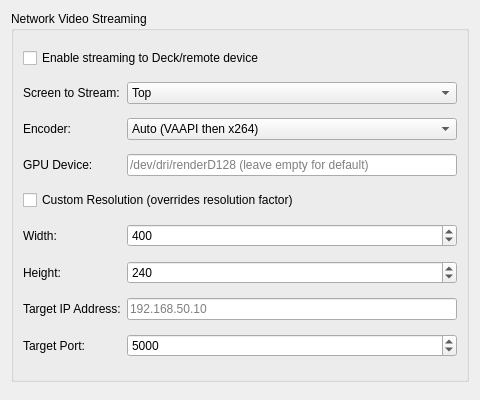
The window that src/citra_qt/configuration/configure_streaming.ui (phly95/azahar-upad) describes before a commit, drawn with Qt 5.
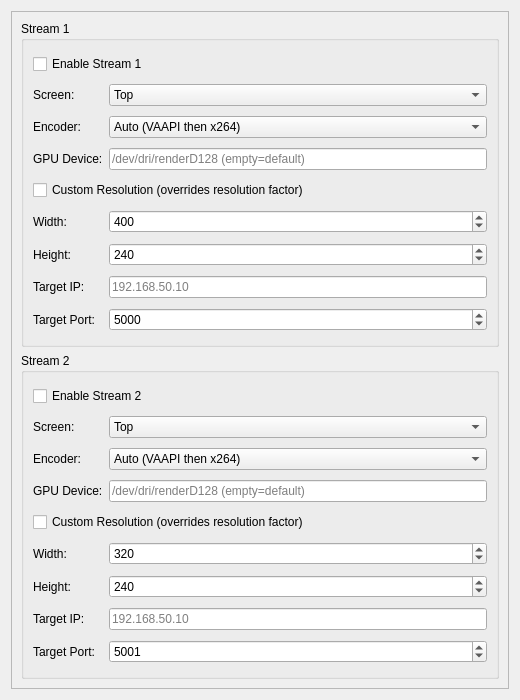
The same window after the commit.

Commit message:
Add dual stream support: independent screen/encoder/port per stream
- Add Stream 2 with its own settings (screen, encoder, GPU device,
  custom resolution, target IP/port).
- Refactor frame_streamer to array<StreamState, 2> with per-stream
  state tracking.
- UpdateStreaming() now calls UpdateStream(i) for each stream.
- SwapBuffers renders separate SingleFrameLayout composites per stream
  and pushes to each active pipeline.
- Remove SetFrameStreamer from rasterizer (blit moved to SwapBuffers).
- UI: scrollable group boxes for Stream 1 and Stream 2.

The edit to the form file:
```diff
--- a/src/citra_qt/configuration/configure_streaming.ui
+++ b/src/citra_qt/configuration/configure_streaming.ui
@@ -3,41 +3,34 @@
  <class>ConfigureStreaming</class>
  <widget class="QWidget" name="ConfigureStreaming">
   <property name="geometry">
-   <rect><x>0</x><y>0</y><width>480</width><height>400</height></rect>
+   <rect><x>0</x><y>0</y><width>520</width><height>700</height></rect>
   </property>
   <layout class="QVBoxLayout" name="verticalLayout">
    <item>
-    <widget class="QGroupBox" name="streaming_group">
-     <property name="title">
-      <string>Network Video Streaming</string>
-     </property>
-     <layout class="QGridLayout" name="gridLayout">
+    <widget class="QScrollArea" name="scrollArea">
+     <property name="widgetResizable"><bool>true</bool></property>
+     <widget class="QWidget" name="scrollContents">
+      <layout class="QVBoxLayout" name="scrollLayout">
+
+       <!-- Stream 1 -->
+       <item>
+        <widget class="QGroupBox" name="stream1_group">
+         <property name="title"><string>Stream 1</string></property>
+         <layout class="QGridLayout" name="gridLayout1">
       <item row="0" column="0" colspan="2">
        <widget class="QCheckBox" name="streaming_enabled_check">
-        <property name="text">
-         <string>Enable streaming to Deck/remote device</string>
-        </property>
+            <property name="text"><string>Enable Stream 1</string></property>
        </widget>
       </item>
       <item row="1" column="0">
        <widget class="QLabel" name="streaming_screen_label">
-        <property name="text">
-         <string>Screen to Stream:</string>
-        </property>
+            <property name="text"><string>Screen:</string></property>
        </widget>
       </item>
       <item row="1" column="1">
        <widget class="QComboBox" name="streaming_screen_combo">
-        <item>
-         <property name="text">
-          <string>Top</string>
-         </property>
-        </item>
-        <item>
-         <property name="text">
-          <string>Bottom</string>
-         </property>
-        </item>
+            <item><property name="text"><string>Top</string></property></item>
+            <item><property name="text"><string>Bottom</string></property></item>
        </widget>
       </item>
       <item row="2" column="0">
@@ -49,31 +42,11 @@
       </item>
       <item row="2" column="1">
        <widget class="QComboBox" name="streaming_encoder_combo">
-        <item>
-         <property name="text">
-          <string>Auto (VAAPI then x264)</string>
-         </property>
-        </item>
-        <item>
-         <property name="text">
-          <string>VAAPI</string>
-         </property>
-        </item>
-        <item>
-         <property name="text">
-          <string>VAAPI Low Power</string>
-         </property>
-        </item>
-        <item>
-         <property name="text">
-          <string>x264 (Software)</string>
-         </property>
-        </item>
-        <item>
-         <property name="text">
-          <string>OpenH264 (Software)</string>
-         </property>
-        </item>
+            <item><property name="text"><string>Auto (VAAPI then x264)</string></property></item>
+            <item><property name="text"><string>VAAPI</string></property></item>
+            <item><property name="text"><string>VAAPI Low Power</string></property></item>
+            <item><property name="text"><string>x264 (Software)</string></property></item>
+            <item><property name="text"><string>OpenH264 (Software)</string></property></item>
        </widget>
       </item>
       <item row="3" column="0">
@@ -85,9 +58,7 @@
       </item>
       <item row="3" column="1">
        <widget class="QLineEdit" name="streaming_gpu_edit">
-        <property name="placeholderText">
-         <string>/dev/dri/renderD128 (leave empty for default)</string>
-        </property>
+            <property name="placeholderText"><string>/dev/dri/renderD128 (empty=default)</string></property>
        </widget>
       </item>
       <item row="4" column="0" colspan="2">
@@ -127,9 +98,7 @@
       </item>
       <item row="7" column="0">
        <widget class="QLabel" name="target_ip_label">
-        <property name="text">
-         <string>Target IP Address:</string>
-        </property>
+            <property name="text"><string>Target IP:</string></property>
        </widget>
       </item>
       <item row="7" column="1">
@@ -156,12 +125,110 @@
      </layout>
     </widget>
    </item>
+
+       <!-- Stream 2 -->
    <item>
-    <spacer name="verticalSpacer">
-     <property name="orientation">
-      <enum>Qt::Vertical</enum>
-     </property>
-    </spacer>
+        <widget class="QGroupBox" name="stream2_group">
+         <property name="title"><string>Stream 2</string></property>
+         <layout class="QGridLayout" name="gridLayout2">
+          <item row="0" column="0" colspan="2">
+           <widget class="QCheckBox" name="streaming_enabled_2_check">
+            <property name="text"><string>Enable Stream 2</string></property>
+           </widget>
+          </item>
+          <item row="1" column="0">
+           <widget class="QLabel" name="streaming_screen_2_label">
+            <property name="text"><string>Screen:</string></property>
+           </widget>
+          </item>
+          <item row="1" column="1">
+           <widget class="QComboBox" name="streaming_screen_2_combo">
+            <item><property name="text"><string>Top</string></property></item>
+            <item><property name="text"><string>Bottom</string></property></item>
+           </widget>
+          </item>
+          <item row="2" column="0">
+           <widget class="QLabel" name="streaming_encoder_2_label">
+            <property name="text"><string>Encoder:</string></property>
+           </widget>
+          </item>
+          <item row="2" column="1">
+           <widget class="QComboBox" name="streaming_encoder_2_combo">
+            <item><property name="text"><string>Auto (VAAPI then x264)</string></property></item>
+            <item><property name="text"><string>VAAPI</string></property></item>
+            <item><property name="text"><string>VAAPI Low Power</string></property></item>
+            <item><property name="text"><string>x264 (Software)</string></property></item>
+            <item><property name="text"><string>OpenH264 (Software)</string></property></item>
+           </widget>
+          </item>
+          <item row="3" column="0">
+           <widget class="QLabel" name="streaming_gpu_2_label">
+            <property name="text"><string>GPU Device:</string></property>
+           </widget>
+          </item>
+          <item row="3" column="1">
+           <widget class="QLineEdit" name="streaming_gpu_2_edit">
+            <property name="placeholderText"><string>/dev/dri/renderD128 (empty=default)</string></property>
+           </widget>
+          </item>
+          <item row="4" column="0" colspan="2">
+           <widget class="QCheckBox" name="streaming_custom_res_2_check">
+            <property name="text"><string>Custom Resolution (overrides resolution factor)</string></property>
+           </widget>
+          </item>
+          <item row="5" column="0">
+           <widget class="QLabel" name="streaming_width_2_label">
+            <property name="text"><string>Width:</string></property>
+           </widget>
+          </item>
+          <item row="5" column="1">
+           <widget class="QSpinBox" name="streaming_width_2_spin">
+            <property name="minimum"><number>64</number></property>
+            <property name="maximum"><number>3840</number></property>
+            <property name="value"><number>320</number></property>
+           </widget>
+          </item>
+          <item row="6" column="0">
+           <widget class="QLabel" name="streaming_height_2_label">
+            <property name="text"><string>Height:</string></property>
+           </widget>
+          </item>
+          <item row="6" column="1">
+           <widget class="QSpinBox" name="streaming_height_2_spin">
+            <property name="minimum"><number>64</number></property>
+            <property name="maximum"><number>2160</number></property>
+            <property name="value"><number>240</number></property>
+           </widget>
+          </item>
+          <item row="7" column="0">
+           <widget class="QLabel" name="target_ip_2_label">
+            <property name="text"><string>Target IP:</string></property>
+           </widget>
+          </item>
+          <item row="7" column="1">
+           <widget class="QLineEdit" name="target_ip_2_edit">
+            <property name="placeholderText"><string>192.168.50.10</string></property>
+           </widget>
+          </item>
+          <item row="8" column="0">
+           <widget class="QLabel" name="target_port_2_label">
+            <property name="text"><string>Target Port:</string></property>
+           </widget>
+          </item>
+          <item row="8" column="1">
+           <widget class="QSpinBox" name="target_port_2_spin">
+            <property name="minimum"><number>1</number></property>
+            <property name="maximum"><number>65535</number></property>
+            <property name="value"><number>5001</number></property>
+           </widget>
+          </item>
+         </layout>
+        </widget>
+       </item>
+
+      </layout>
+     </widget>
+    </widget>
    </item>
   </layout>
  </widget>
```
Left out of the diff: 28 changed lines with no effect on the pictures. Lines whose indentation alone changed are shown as unchanged. The commit also changes 10 other files.
